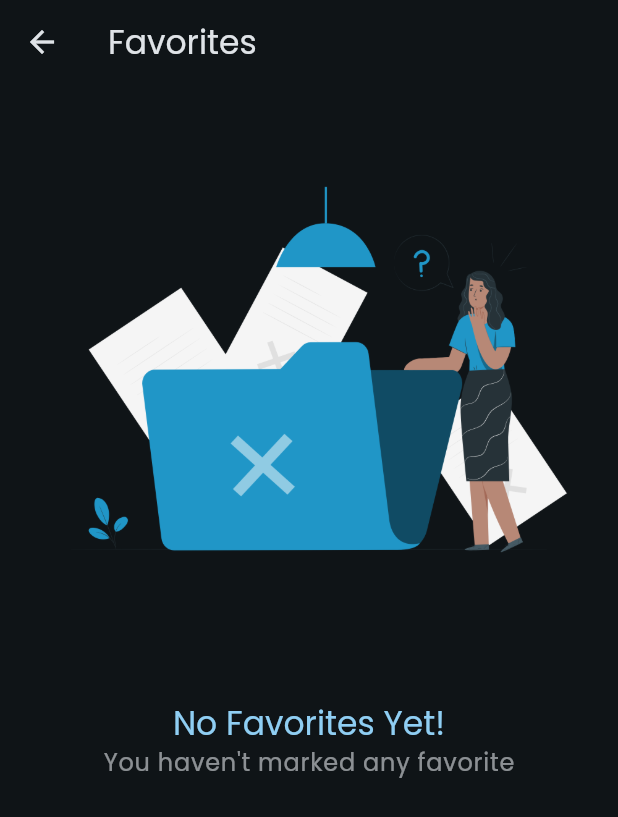
After one commit to hinasahammed/Lms, a Flutter app: the AccountView screen opened directly, after a tap on "Favorites", on a phone screen of 412 x 824 dp. The commit adds this screen. Shown: the top 817 px of the screen. Run offline on Flutter 3.47's test engine with Material 3 defaults, Android fonts, the phone set to English and light mode, and no system bars; our stand-ins replace awesome_dialog, awesome_snackbar_content, cached_network_image, cloud_firestore, firebase_auth, firebase_core and 7 more; accounts and stored records are empty.

Commit message:
somechanges,favoriteview

```diff
--- a/lib/assets/images/image_asset.dart
+++ b/lib/assets/images/image_asset.dart
@@ -4,4 +4,5 @@ class ImageAsset {
   static const String loginImage = 'assets/images/sigin_image.png';
   static const String forgotPassword = 'assets/images/Forgot_password.png';
   static const String editProfile = 'assets/images/edit_profile.png';
+  static const String noFavorite = 'assets/images/no_favorite_item.png';
 }
--- /dev/null
+++ b/lib/res/components/no_favorite_item_ui.dart
@@ -0,0 +1,28 @@
+import 'package:flutter/material.dart';
+import 'package:lms/assets/images/image_asset.dart';
+
+class NoFavoriteItemUi extends StatelessWidget {
+  const NoFavoriteItemUi({super.key});
+
+  @override
+  Widget build(BuildContext context) {
+    final theme = Theme.of(context);
+    return Column(
+      children: [
+        Image.asset(ImageAsset.noFavorite),
+        Text(
+          'No Favorites Yet!',
+          style: theme.textTheme.titleLarge!.copyWith(
+            color: theme.colorScheme.primary,
+          ),
+        ),
+        Text(
+          "You haven't marked any favorite",
+          style: theme.textTheme.bodyLarge!.copyWith(
+            color: theme.colorScheme.onBackground.withOpacity(.6),
+          ),
+        ),
+      ],
+    );
+  }
+}
--- a/lib/view/account/account_view.dart
+++ b/lib/view/account/account_view.dart
@@ -1,4 +1,5 @@
 import 'package:cloud_firestore/cloud_firestore.dart';
+import 'package:firebase_auth/firebase_auth.dart';
 import 'package:flutter/material.dart';
 import 'package:get/get.dart';
 
@@ -7,11 +8,11 @@ import 'package:lms/res/components/account_tile.dart';
 import 'package:lms/res/components/shimmer_list_ui.dart';
 import 'package:lms/view/editProfile/edit_profile_view.dart';
 import 'package:lms/view/favorite/favorite_view.dart';
-import 'package:lms/viewmodel/services/getStarted/account/account_services.dart';
+import 'package:lms/viewmodel/services/account/account_services.dart';
 
 class AccountView extends StatelessWidget {
-  const AccountView({super.key});
-
+  AccountView({super.key});
+  final auth = FirebaseAuth.instance;
   @override
   Widget build(BuildContext context) {
     final theme = Theme.of(context);
@@ -20,7 +21,10 @@ class AccountView extends StatelessWidget {
         title: const Text('Account'),
       ),
       body: StreamBuilder(
-        stream: FirebaseFirestore.instance.collection('user').snapshots(),
+        stream: FirebaseFirestore.instance
+            .collection("user")
+            .doc(auth.currentUser!.uid)
+            .snapshots(),
         builder: (context, snapshot) {
           if (snapshot.connectionState == ConnectionState.waiting) {
             return ListView.builder(
@@ -30,7 +34,9 @@ class AccountView extends StatelessWidget {
           if (snapshot.hasError) {
             return Text('Error: ${snapshot.error}');
           }
-          if (!snapshot.hasData || snapshot.data!.docs.isEmpty) {
+          if (!snapshot.hasData ||
+              snapshot.data == null ||
+              !snapshot.data!.exists) {
             return Center(
               child: Text(
                 'No data found!',
@@ -40,14 +46,13 @@ class AccountView extends StatelessWidget {
               ),
             );
           } else {
+            var userData = snapshot.data!;
             return Padding(
               padding: const EdgeInsets.symmetric(
                 horizontal: 16,
                 vertical: 10,
               ),
-              child: ListView(
-                children: snapshot.data!.docs.map((userData) {
-                  return Column(
+              child: Column(
                 crossAxisAlignment: CrossAxisAlignment.start,
                 children: [
                   Text(
@@ -63,6 +68,7 @@ class AccountView extends StatelessWidget {
                       color: theme.colorScheme.onBackground.withOpacity(.5),
                     ),
                   ),
+                  const Spacer(),
                   const AccountTile(
                     title: 'Languages',
                     trailing: Icon(Icons.arrow_circle_right),
@@ -97,8 +103,7 @@ class AccountView extends StatelessWidget {
                     trailing: Container(
                       padding: const EdgeInsets.all(6),
                       decoration: BoxDecoration(
-                            color:
-                                theme.colorScheme.onBackground.withOpacity(.2),
+                        color: theme.colorScheme.onBackground.withOpacity(.2),
                         shape: BoxShape.circle,
                       ),
                       child: Text(
@@ -119,8 +124,6 @@ class AccountView extends StatelessWidget {
                     imageUrl: IconsAsset.logout,
                   ),
                 ],
-                  );
-                }).toList(),
               ),
             );
           }
--- a/lib/view/favorite/favorite_view.dart
+++ b/lib/view/favorite/favorite_view.dart
@@ -1,7 +1,11 @@
 import 'package:cached_network_image/cached_network_image.dart';
+import 'package:cloud_firestore/cloud_firestore.dart';
+import 'package:firebase_auth/firebase_auth.dart';
 import 'package:flutter/material.dart';
 import 'package:gap/gap.dart';
 import 'package:get/get.dart';
+import 'package:lms/res/components/no_favorite_item_ui.dart';
+import 'package:lms/res/components/shimmer_list_ui.dart';
 import 'package:shimmer/shimmer.dart';
 
 class FavoriteView extends StatelessWidget {
@@ -14,14 +18,31 @@ class FavoriteView extends StatelessWidget {
       appBar: AppBar(
         title: const Text('Favorites'),
       ),
-      body: ListView.builder(
+      body: StreamBuilder(
+        stream: FirebaseFirestore.instance
+            .collection("user")
+            .doc(FirebaseAuth.instance.currentUser!.uid)
+            .collection("favorites")
+            .snapshots(),
+        builder: (context, snapshot) {
+          if (snapshot.connectionState == ConnectionState.waiting) {
+            return ListView.builder(
+                itemCount: 5,
+                itemBuilder: (context, index) => const ShimmerList());
+          }
+          if (snapshot.hasError) {
+            return Text('Error: ${snapshot.error}');
+          }
+          if (!snapshot.hasData || snapshot.data!.docs.isEmpty) {
+            return const NoFavoriteItemUi();
+          } else {
+            return ListView(
               padding: const EdgeInsets.symmetric(
                 horizontal: 16,
                 vertical: 10,
               ),
               shrinkWrap: true,
-        itemCount: 3,
-        itemBuilder: (context, index) {
+              children: snapshot.data!.docs.map((courseData) {
                 return Card(
                   child: Padding(
                     padding: const EdgeInsets.symmetric(horizontal: 6),
@@ -32,8 +53,7 @@ class FavoriteView extends StatelessWidget {
                           child: CachedNetworkImage(
                             width: Get.width * .2,
                             height: Get.height * .1,
-                      imageUrl:
-                          'https://d2908q01vomqb2.cloudfront.net/da4b9237bacccdf19c0760cab7aec4a8359010b0/2023/06/26/generative-ai-with-llms-1.png',
+                            imageUrl: courseData['imageUrl'],
                             fit: BoxFit.cover,
                             placeholder: (context, url) => Shimmer.fromColors(
                               baseColor: Colors.black.withOpacity(0.2),
@@ -54,12 +74,13 @@ class FavoriteView extends StatelessWidget {
                         ),
                         const Gap(10),
                         Row(
+                          mainAxisAlignment: MainAxisAlignment.spaceBetween,
                           crossAxisAlignment: CrossAxisAlignment.start,
                           children: [
                             SizedBox(
                               width: Get.width * .49,
                               child: Text(
-                          'Generative AI with Large Language Models',
+                                courseData['courseName'],
                                 style: theme.textTheme.bodyLarge!.copyWith(
                                   color: theme.colorScheme.onBackground,
                                 ),
@@ -75,6 +96,9 @@ class FavoriteView extends StatelessWidget {
                     ),
                   ),
                 );
+              }).toList(),
+            );
+          }
         },
       ),
     );
--- a/lib/view/getStarted/get_started.dart
+++ b/lib/view/getStarted/get_started.dart
@@ -55,7 +55,7 @@ class Getstarted extends StatelessWidget {
                           titleColor: theme.colorScheme.onPrimary,
                           onPressed: () {
                             GetStartedService.setGetStarted(true);
-                            Get.to(LoginView());
+                            Get.offAll(LoginView());
                           },
                         ),
                       ),
--- a/lib/view/search/search_view.dart
+++ b/lib/view/search/search_view.dart
@@ -1,12 +1,15 @@
 import 'package:flutter/material.dart';
 import 'package:gap/gap.dart';
+import 'package:get/get.dart';
 import 'package:lms/res/components/search_view_course.dart';
+import 'package:lms/viewmodel/controller/search/search_viewmodel.dart';
 
 class SearchView extends StatelessWidget {
   const SearchView({super.key});
 
   @override
   Widget build(BuildContext context) {
+    final searchViewModel = Get.put(SearchViewModel());
     return Scaffold(
       appBar: AppBar(
         title: const Text('Search'),
@@ -20,6 +23,7 @@ class SearchView extends StatelessWidget {
           children: [
             SearchBar(
               hintText: 'Search',
+              controller: searchViewModel.searchController.value,
               trailing: [
                 IconButton(
                   onPressed: () {},
--- a/lib/view/tabBar/tab_bar_view.dart
+++ b/lib/view/tabBar/tab_bar_view.dart
@@ -19,7 +19,7 @@ class _CustomTabBarViewState extends State<CustomTabBarView> {
     HomeView(),
     const SearchView(),
     const EnrolledView(),
-    const AccountView(),
+    AccountView(),
   ];
   @override
   Widget build(BuildContext context) {
--- a/lib/viewmodel/services/getStarted/account/account_services.dart
+++ b/lib/viewmodel/services/account/account_services.dart
@@ -12,7 +12,7 @@ class AccountServices {
       context,
       () async {
         await auth.signOut().then(
-              (value) => Get.to(LoginView()),
+              (value) => Get.offAll(LoginView()),
             );
       },
       DialogType.question,
--- a/lib/viewmodel/services/getStarted/get_stared_service.dart
+++ b/lib/viewmodel/services/getStarted/get_stared_service.dart
@@ -4,5 +4,6 @@ class GetStartedService {
   static void setGetStarted(bool value) async {
     final pref = await SharedPreferences.getInstance();
     pref.setBool('Get_started', value);
+
   }
 }
--- a/pubspec.yaml
+++ b/pubspec.yaml
@@ -47,6 +47,7 @@ dependencies:
   awesome_snackbar_content: ^0.1.3
   shared_preferences: ^2.2.2
   awesome_dialog: ^3.2.0
+  fluttertoast: ^8.2.4
 
 dev_dependencies:
   flutter_test:
```
Also changed, not shown: lib/main.dart (+4 -10 lines), lib/res/components/search_view_course.dart (+17 -6 lines), lib/utils/utils.dart (+12 -0 lines), lib/view/courseDetails/course_details_view.dart (+9 -1 lines), lib/view/home/home_view.dart (+8 -8 lines), lib/viewmodel/controller/search/search_viewmodel.dart (added, +27 -0 lines), lib/viewmodel/courseDetails/course_details_viewmodel.dart (added, +40 -0 lines), assets/images/no_favorite_item.png (added), pubspec.lock, 1 other file. Lines whose indentation alone changed are shown as unchanged.
